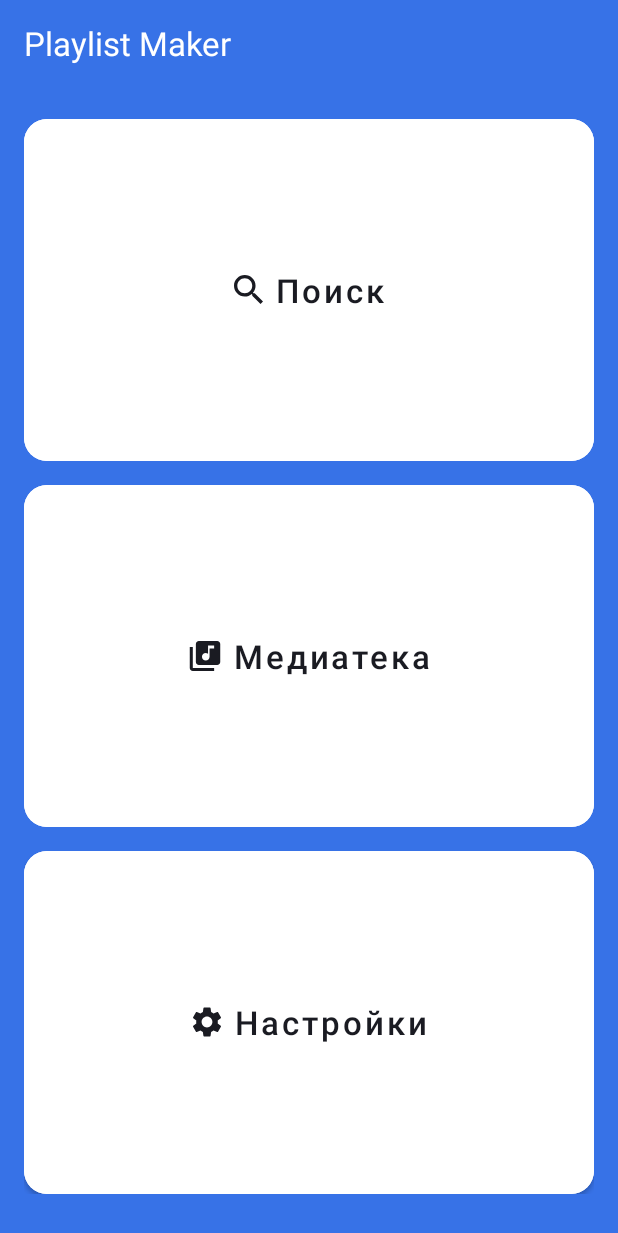
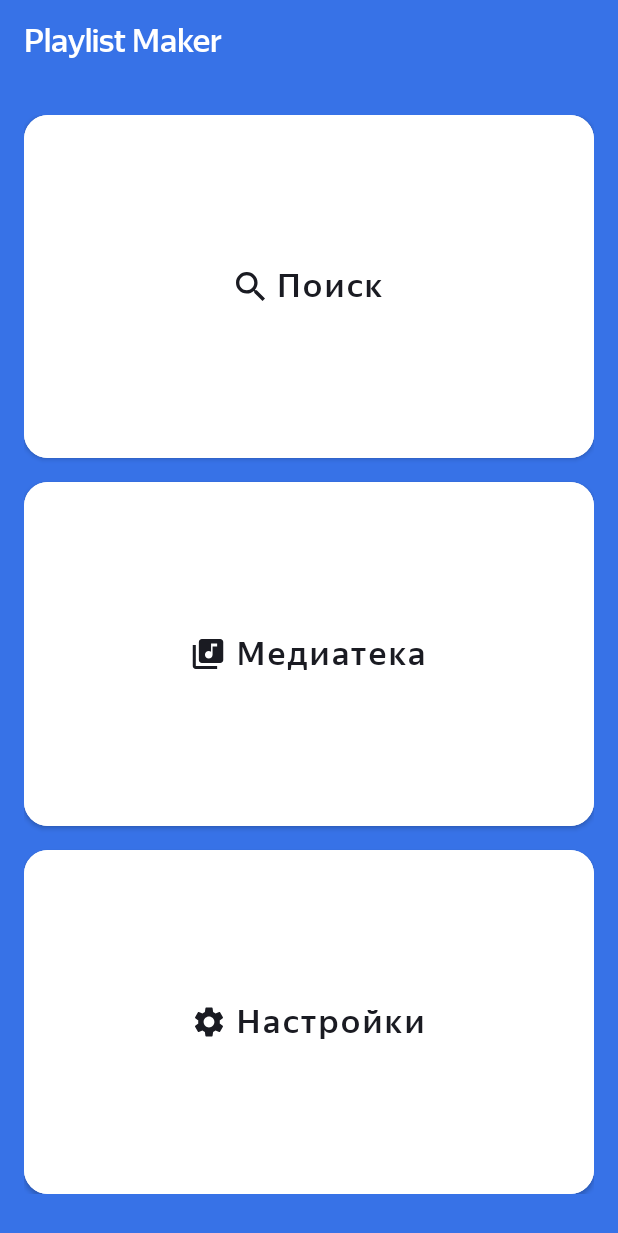
Before and after one commit to iarosch22/PlaylistMaker, an Android app: the screen it shows after launch (MainActivity), on a phone screen of 412 x 824 dp. Shown: the top 1233 px of the screen. Run offline under Robolectric (Android 15) with nearby library versions, the phone set to English and light mode, and no system bars.

Commit message:
feat: add styles

```diff
--- a/app/src/main/res/layout/activity_main.xml
+++ b/app/src/main/res/layout/activity_main.xml
@@ -7,21 +7,18 @@
     android:layout_height="match_parent"
     android:background="@color/yp_blue"
     android:orientation="vertical"
-    android:paddingTop="@dimen/top_padding"
-    android:paddingLeft="@dimen/medium_padding"
-    android:paddingRight="@dimen/medium_padding"
-    android:paddingBottom="@dimen/large_padding" >
+    style="@style/LayoutPadding" >
 
 
     <TextView
         android:layout_width="wrap_content"
         android:layout_height="wrap_content"
         android:text="@string/app_name"
-        android:textColor="@color/white"
         android:paddingTop="10dp"
-        android:paddingBottom="@dimen/inner_heading_padding"
-        android:layout_marginBottom="@dimen/large_margin"
-        android:textSize="@dimen/primary_text_size" />
+        android:paddingBottom="@dimen/padding_12"
+        android:layout_marginBottom="@dimen/margin_24"
+        style="@style/HeadingTextStyles"
+        android:textColor="@color/white" />
 
     <LinearLayout
         android:layout_width="match_parent"
@@ -32,54 +29,30 @@
             android:id="@+id/btn_search"
             android:layout_width="match_parent"
             android:layout_height="0dp"
-            android:layout_marginBottom="@dimen/medium_margin"
+            android:layout_marginBottom="@dimen/margin_16"
             android:layout_weight="3"
-            android:backgroundTint="@color/white"
             android:text="@string/app_search"
-            android:textAllCaps="false"
-            android:textColor="@color/yp_black"
-            android:textSize="@dimen/primary_text_size"
-            app:cornerRadius="@dimen/btn_radius"
             app:icon="@drawable/ic_search"
-            app:iconGravity="textStart"
-            app:iconTint="@color/yp_black"
-            android:insetTop="0dp"
-            android:insetBottom="0dp" />
+            style="@style/MainButtonStyles" />
 
         <Button
             android:id="@+id/btn_library"
             android:layout_width="match_parent"
             android:layout_height="0dp"
-            android:layout_marginBottom="@dimen/medium_margin"
+            android:layout_marginBottom="@dimen/margin_16"
             android:layout_weight="3"
-            android:backgroundTint="@color/white"
             android:text="@string/app_library"
-            android:textAllCaps="false"
-            android:textColor="@color/yp_black"
-            android:textSize="@dimen/primary_text_size"
-            app:cornerRadius="@dimen/btn_radius"
             app:icon="@drawable/ic_library"
-            app:iconGravity="textStart"
-            app:iconTint="@color/yp_black"
-            android:insetTop="0dp"
-            android:insetBottom="0dp" />
+            style="@style/MainButtonStyles" />
 
         <Button
             android:id="@+id/btn_settings"
             android:layout_width="match_parent"
             android:layout_height="0dp"
             android:layout_weight="3"
-            android:backgroundTint="@color/white"
             android:text="@string/app_settings"
-            android:textAllCaps="false"
-            android:textColor="@color/yp_black"
-            android:textSize="@dimen/primary_text_size"
-            app:cornerRadius="@dimen/btn_radius"
             app:icon="@drawable/ic_settings"
-            app:iconGravity="textStart"
-            app:iconTint="@color/yp_black"
-            android:insetTop="0dp"
-            android:insetBottom="0dp" />
+            style="@style/MainButtonStyles" />
 
     </LinearLayout>
 
--- a/app/src/main/res/values/dimens.xml
+++ b/app/src/main/res/values/dimens.xml
@@ -1,15 +1,15 @@
 <?xml version="1.0" encoding="utf-8"?>
 <resources>
-    <dimen name="large_padding">28dp</dimen>
+    <dimen name="padding_28">28dp</dimen>
     <dimen name="inner_btn_padding">19dp</dimen>
-    <dimen name="medium_padding">16dp</dimen>
-    <dimen name="inner_heading_padding">12dp</dimen>
-    <dimen name="top_padding">4dp</dimen>
+    <dimen name="padding_16">16dp</dimen>
+    <dimen name="padding_12">12dp</dimen>
+    <dimen name="padding_4">4dp</dimen>
 
-    <dimen name="medium_margin">16dp</dimen>
-    <dimen name="large_margin">24dp</dimen>
+    <dimen name="margin_16">16dp</dimen>
+    <dimen name="margin_24">24dp</dimen>
 
-    <dimen name="btn_radius">15dp</dimen>
+    <dimen name="btn_radius">16dp</dimen>
 
     <dimen name="primary_text_size">22sp</dimen>
     <dimen name="regular_text_size">16sp</dimen>
--- /dev/null
+++ b/app/src/main/res/values/styles.xml
@@ -0,0 +1,31 @@
+<?xml version="1.0" encoding="utf-8"?>
+<resources>
+    <style name="MainButtonStyles">
+        <item name="android:backgroundTint">@color/white</item>
+        <item name="android:insetTop">0dp</item>
+        <item name="android:insetBottom">0dp</item>
+        <item name="android:textAllCaps">false</item>
+        <item name="android:textColor">@color/yp_black</item>
+        <item name="android:textSize">@dimen/primary_text_size</item>
+        <item name="android:fontFamily">@font/ys_display_medium</item>
+        <item name="cornerRadius">@dimen/btn_radius</item>
+        <item name="iconGravity">textStart</item>
+        <item name="iconTint">@color/yp_black</item>
+    </style>
+    <style name="HeadingTextStyles">
+        <item name="android:textColor">@color/yp_black</item>
+        <item name="android:textSize">@dimen/primary_text_size</item>
+        <item name="android:fontFamily">@font/ys_display_medium</item>
+    </style>
+    <style name="RegularTextStyle">
+        <item name="android:textColor">@color/yp_black</item>
+        <item name="android:textSize">@dimen/regular_text_size</item>
+        <item name="android:fontFamily">@font/ys_display_regular</item>
+    </style>
+    <style name="LayoutPadding">
+        <item name="android:paddingTop">@dimen/padding_4</item>
+        <item name="android:paddingLeft">@dimen/padding_16</item>
+        <item name="android:paddingRight">@dimen/padding_16</item>
+        <item name="android:paddingBottom">@dimen/padding_28</item>
+    </style>
+</resources>
```
Also changed, not shown: app/src/main/res/layout/activity_settings.xml (+14 -23 lines), app/src/main/res/font/ys_display_medium.ttf (added), app/src/main/res/font/ys_display_regular.ttf (added).
